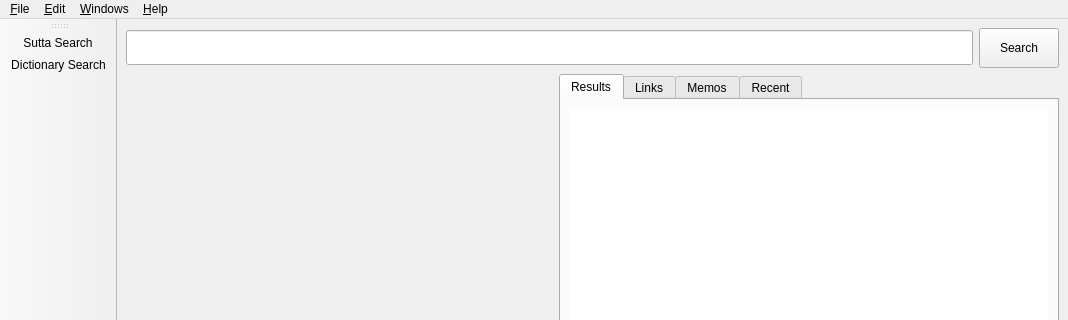
Old version of the form simsapa/assets/ui/dictionary_search_window.ui in the repository simsapa/simsapa; both pictures show x 0 to 1068 and y 0 to 320 of the 1068 by 642 pixel window.
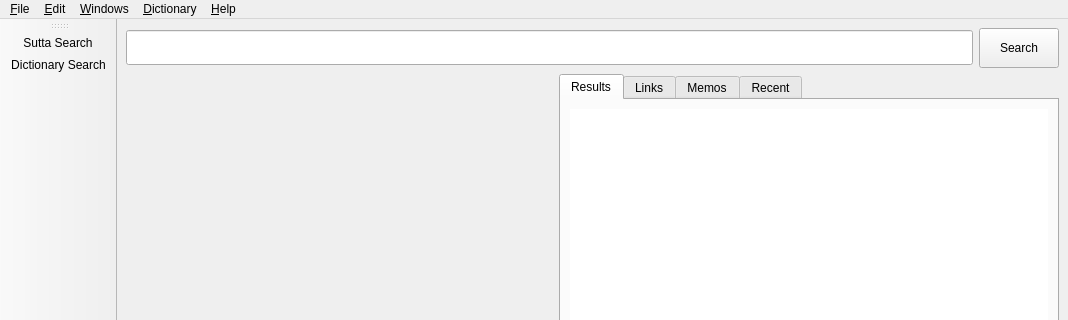
New version of the form. Icons and pictures are not drawn.

Commit message: stardict zip import from menu

Diff of the .ui file:
```diff
--- a/simsapa/assets/ui/dictionary_search_window.ui
+++ b/simsapa/assets/ui/dictionary_search_window.ui
@@ -245,7 +245,7 @@
      <x>0</x>
      <y>0</y>
      <width>1068</width>
-     <height>20</height>
+     <height>25</height>
     </rect>
    </property>
    <widget class="QMenu" name="menu_File">
@@ -283,9 +283,16 @@
     <addaction name="action_Website"/>
     <addaction name="action_About"/>
    </widget>
+   <widget class="QMenu" name="menu_Dictionary">
+    <property name="title">
+     <string>&amp;Dictionary</string>
+    </property>
+    <addaction name="action_Import_from_StarDict"/>
+   </widget>
    <addaction name="menu_File"/>
    <addaction name="menu_Edit"/>
    <addaction name="menu_Windows"/>
+   <addaction name="menu_Dictionary"/>
    <addaction name="menu_Help"/>
   </widget>
   <widget class="QStatusBar" name="statusbar"/>
```
Left out of the diff: 5 changed lines with no effect on the pictures. The commit also changes 9 other files.
